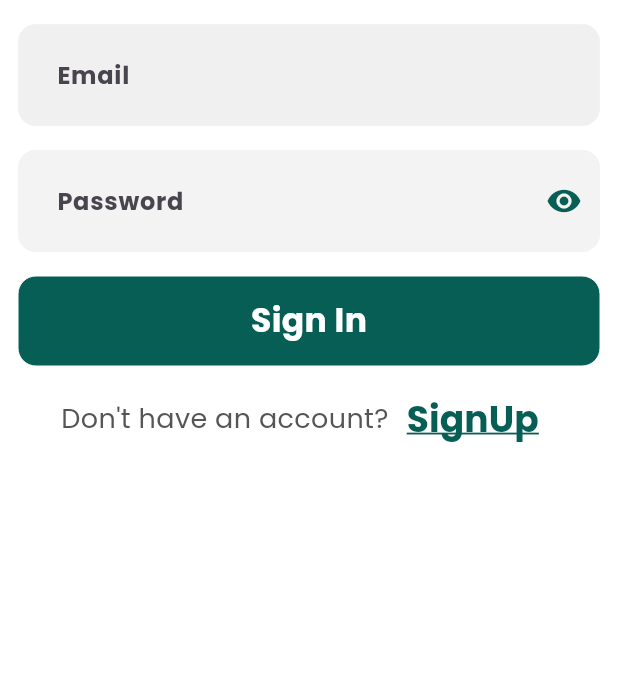
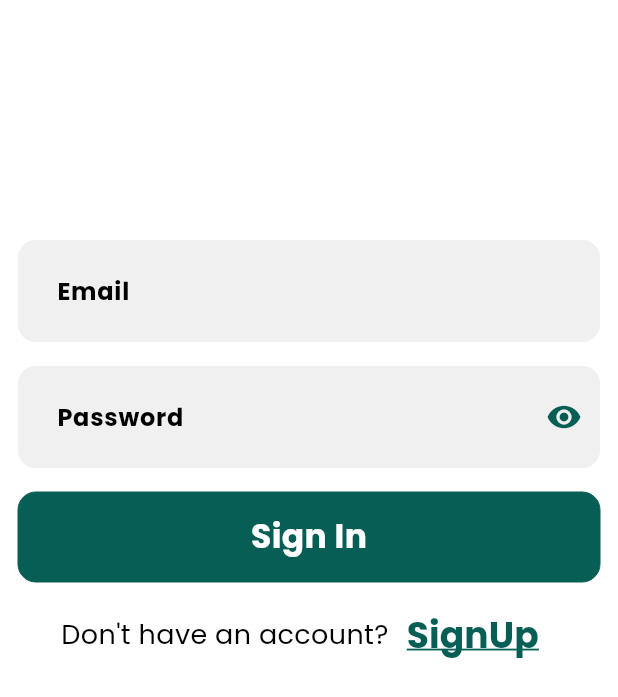
Before and after one commit to 3oraby/whatsapp, a Flutter app: the screen it shows after launch, on a phone screen of 412 x 824 dp. Shown: the top 697 px of the screen. Run offline on Flutter 3.47's test engine with Material 3 defaults, Android fonts, the phone set to English and light mode, and no system bars; drawn by our look-alikes of modal_progress_hud_nsn; our stand-ins replace dartz, device_preview, dio, easy_localization, flutter_bloc, get_it and 1 more.

Commit message:
change app theme and colors

```diff
--- a/lib/core/utils/app_text_styles.dart
+++ b/lib/core/utils/app_text_styles.dart
@@ -1,4 +1,5 @@
 import 'package:flutter/material.dart';
+import 'package:whatsapp/core/utils/app_colors.dart';
 
 class AppTextStyles {
   static TextStyle _textStyle(
@@ -6,6 +7,9 @@
     return TextStyle(
       fontFamily: 'Poppins',
       fontSize: size,
+      color: Theme.of(context).brightness == Brightness.dark
+          ? AppColors.textPrimaryDark
+          : AppColors.textPrimaryLight,
       fontWeight: weight,
     );
   }
--- a/lib/core/utils/app_themes.dart
+++ b/lib/core/utils/app_themes.dart
@@ -28,8 +28,20 @@
           filled: true,
           fillColor: AppColors.lightInputBackground,
           border: OutlineInputBorder(
-            borderSide: BorderSide(color: AppColors.inputBorderLight),
+            borderSide: BorderSide(color: AppColors.lightInputBackground),
             borderRadius: BorderRadius.circular(AppConstants.borderRadius),
+          ),
+          enabledBorder: OutlineInputBorder(
+            borderRadius: BorderRadius.circular(AppConstants.borderRadius),
+            borderSide: BorderSide(
+              color: AppColors.lightInputBackground,
+            ),
+          ),
+          focusedBorder: OutlineInputBorder(
+            borderRadius: BorderRadius.circular(AppConstants.borderRadius),
+            borderSide: BorderSide(
+              color: AppColors.primary,
+            ), // Focused border color
           ),
         ),
       );
@@ -58,8 +70,20 @@
           filled: true,
           fillColor: AppColors.darkInputBackground,
           border: OutlineInputBorder(
-            borderSide: BorderSide(color: AppColors.inputBorderDark),
+            borderSide: BorderSide(color: AppColors.darkInputBackground),
             borderRadius: BorderRadius.circular(AppConstants.borderRadius),
+          ),
+          focusedBorder: OutlineInputBorder(
+            borderRadius: BorderRadius.circular(AppConstants.borderRadius),
+            borderSide: BorderSide(
+              color: AppColors.primary,
+            ), // Focused border color
+          ),
+          enabledBorder: OutlineInputBorder(
+            borderRadius: BorderRadius.circular(AppConstants.borderRadius),
+            borderSide: BorderSide(
+              color: AppColors.darkInputBackground,
+            ),
           ),
         ),
       );
--- a/lib/core/widgets/custom_text_form_field.dart
+++ b/lib/core/widgets/custom_text_form_field.dart
@@ -1,6 +1,5 @@
 import 'package:flutter/material.dart';
 import 'package:flutter/services.dart';
-import 'package:whatsapp/core/utils/app_colors.dart';
 import 'package:whatsapp/core/utils/app_constants.dart';
 import 'package:whatsapp/core/utils/app_text_styles.dart';
 
@@ -24,16 +23,16 @@
     this.controller,
     this.focusNode,
     this.fillColor,
-    this.borderColor = AppColors.lightBackgroundColor,
+    this.borderColor,
     this.borderWidth = 0.5,
-    this.enabledBorderColor = AppColors.lightBackgroundColor,
+    this.enabledBorderColor,
     this.borderRadius = AppConstants.borderRadius,
     this.contentPadding = AppConstants.contentTextFieldPadding,
     this.maxLines = 1,
     this.isEnabled = true,
     this.onTap,
     this.autovalidateMode = AutovalidateMode.disabled,
-    this.focusedBorderColor = AppColors.primary,
+    this.focusedBorderColor,
     this.focusedBorderWidth = 2,
   });
 
@@ -54,16 +53,16 @@
   final TextEditingController? controller;
   final FocusNode? focusNode;
   final Color? fillColor;
-  final Color borderColor;
+  final Color? borderColor;
   final double borderWidth;
-  final Color enabledBorderColor;
+  final Color? enabledBorderColor;
   final double borderRadius;
   final double contentPadding;
   final int? maxLines;
   final bool isEnabled;
   final void Function()? onTap;
   final AutovalidateMode autovalidateMode;
-  final Color focusedBorderColor;
+  final Color? focusedBorderColor;
   final double focusedBorderWidth;
 
   @override
@@ -93,21 +92,32 @@
         border: OutlineInputBorder(
           borderRadius: BorderRadius.circular(borderRadius),
           borderSide: BorderSide(
-            color: borderColor,
+            color: borderColor ??
+                Theme.of(context).inputDecorationTheme.border!.borderSide.color,
             width: borderWidth,
           ),
         ),
         focusedBorder: OutlineInputBorder(
           borderRadius: BorderRadius.circular(borderRadius),
           borderSide: BorderSide(
-            color: focusedBorderColor,
+            color: focusedBorderColor ??
+                Theme.of(context)
+                    .inputDecorationTheme
+                    .focusedBorder!
+                    .borderSide
+                    .color,
             width: focusedBorderWidth,
           ), // Focused border color
         ),
         enabledBorder: OutlineInputBorder(
           borderRadius: BorderRadius.circular(borderRadius),
           borderSide: BorderSide(
-            color: enabledBorderColor,
+            color: enabledBorderColor ??
+                Theme.of(context)
+                    .inputDecorationTheme
+                    .enabledBorder!
+                    .borderSide
+                    .color,
             width: borderWidth,
           ),
         ),
--- a/lib/core/widgets/custom_trigger_button.dart
+++ b/lib/core/widgets/custom_trigger_button.dart
@@ -48,7 +48,7 @@
           color: backgroundColor,
           border: Border.all(
             width: borderWidth,
-            color: borderWidth == 0 ? Colors.white : borderColor,
+            color: borderColor,
           ),
           borderRadius: BorderRadius.circular(borderRadius),
         ),
--- a/lib/core/widgets/password_text_form_field.dart
+++ b/lib/core/widgets/password_text_form_field.dart
@@ -3,6 +3,7 @@
 import 'package:whatsapp/core/utils/app_colors.dart';
 import 'package:whatsapp/core/utils/app_constants.dart';
 import 'package:whatsapp/core/utils/app_text_styles.dart';
+
 class PasswordTextFieldWidget extends StatefulWidget {
   const PasswordTextFieldWidget({
     super.key,
@@ -13,14 +14,14 @@
     this.validator,
     this.controller,
     this.focusNode,
-    this.fillColor = AppColors.lightBackgroundColor,
-    this.borderColor = AppColors.lightBackgroundColor,
+    this.fillColor,
+    this.borderColor,
     this.borderWidth = 0.5,
-    this.enabledBorderColor = AppColors.lightBackgroundColor,
+    this.enabledBorderColor,
     this.borderRadius = AppConstants.borderRadius,
     this.contentPadding = AppConstants.contentTextFieldPadding,
     this.autovalidateMode = AutovalidateMode.disabled,
-    this.focusedBorderColor = AppColors.primary,
+    this.focusedBorderColor,
     this.focusedBorderWidth = 2,
     this.textStyle,
     this.hintTextStyle,
@@ -34,14 +35,14 @@
   final FormFieldValidator<String>? validator;
   final TextEditingController? controller;
   final FocusNode? focusNode;
-  final Color fillColor;
-  final Color borderColor;
+  final Color? fillColor;
+  final Color? borderColor;
   final double borderWidth;
-  final Color enabledBorderColor;
+  final Color? enabledBorderColor;
   final double borderRadius;
   final double contentPadding;
   final AutovalidateMode autovalidateMode;
-  final Color focusedBorderColor;
+  final Color? focusedBorderColor;
   final double focusedBorderWidth;
   final TextStyle? textStyle;
   final TextStyle? hintTextStyle;
@@ -69,7 +70,8 @@
       decoration: InputDecoration(
         labelText: widget.labelText,
         hintText: widget.hintText ?? context.tr("Password"),
-        hintStyle: widget.hintTextStyle ?? AppTextStyles.poppinsBold(context, 16),
+        hintStyle:
+            widget.hintTextStyle ?? AppTextStyles.poppinsBold(context, 16),
         contentPadding: EdgeInsets.all(widget.contentPadding),
         suffixIcon: IconButton(
           icon: Icon(
@@ -85,21 +87,32 @@
         border: OutlineInputBorder(
           borderRadius: BorderRadius.circular(widget.borderRadius),
           borderSide: BorderSide(
-            color: widget.borderColor,
+            color: widget.borderColor ??
+                Theme.of(context).inputDecorationTheme.border!.borderSide.color,
             width: widget.borderWidth,
           ),
         ),
         focusedBorder: OutlineInputBorder(
           borderRadius: BorderRadius.circular(widget.borderRadius),
           borderSide: BorderSide(
-            color: widget.focusedBorderColor,
+            color: widget.focusedBorderColor ??
+                Theme.of(context)
+                    .inputDecorationTheme
+                    .focusedBorder!
+                    .borderSide
+                    .color,
             width: widget.focusedBorderWidth,
           ), // Focused border color
         ),
         enabledBorder: OutlineInputBorder(
           borderRadius: BorderRadius.circular(widget.borderRadius),
           borderSide: BorderSide(
-            color: widget.enabledBorderColor,
+            color: widget.enabledBorderColor ??
+                Theme.of(context)
+                    .inputDecorationTheme
+                    .enabledBorder!
+                    .borderSide
+                    .color,
             width: widget.borderWidth,
           ),
         ),
--- a/lib/features/auth/presentation/widgets/signin_body.dart
+++ b/lib/features/auth/presentation/widgets/signin_body.dart
@@ -37,7 +37,7 @@
         child: SingleChildScrollView(
           child: Column(
             children: [
-              const VerticalGap(16),
+              const VerticalGap(160),
               CustomTextFormFieldWidget(
                 autovalidateMode: autovalidateMode,
                 hintText: context.tr("Email"),
```
Also changed, not shown: 4 other files.
